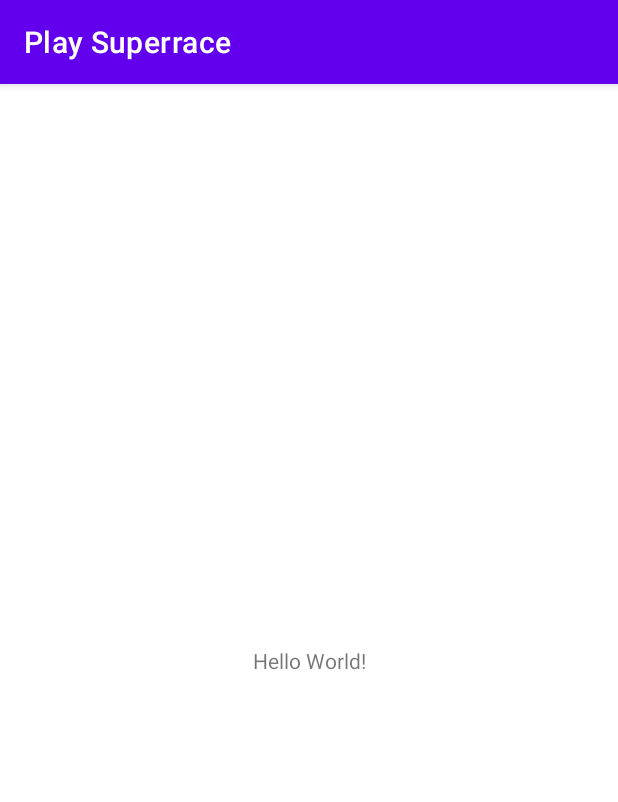
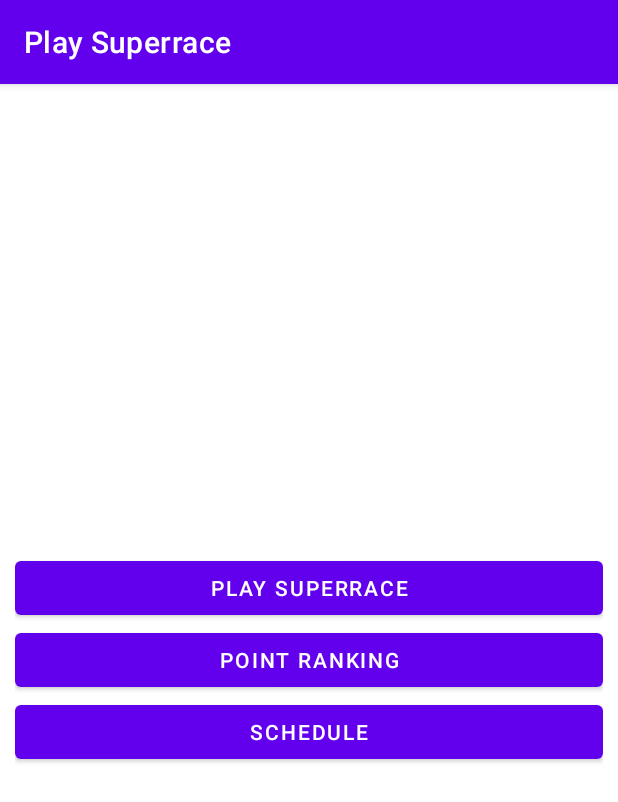
Before and after one commit to IamYeong/SuperRace, an Android app: the MainActivity screen opened directly, with no data from a screen before it, on a phone screen of 412 x 824 dp. Shown: the top 802 px of the screen. Run offline under Robolectric (Android 15) with nearby library versions, the phone set to English and light mode, and no system bars.

Commit message:
MainActivity edit

```diff
--- a/app/src/main/java/com/iamyeong/superrace/MainActivity.java
+++ b/app/src/main/java/com/iamyeong/superrace/MainActivity.java
@@ -3,16 +3,41 @@ package com.iamyeong.superrace;
 import androidx.appcompat.app.AppCompatActivity;
 
 import android.os.Bundle;
+import android.view.View;
+import android.widget.Button;
 
-public class MainActivity extends AppCompatActivity {
+public class MainActivity extends AppCompatActivity implements View.OnClickListener {
+
+    private Button btn_play, btn_rank, btn_schedule;
 
     @Override
     protected void onCreate(Bundle savedInstanceState) {
         super.onCreate(savedInstanceState);
         setContentView(R.layout.activity_main);
 
+        btn_play = findViewById(R.id.btn_play_main);
+        btn_rank = findViewById(R.id.btn_rank_main);
+        btn_schedule = findViewById(R.id.btn_schedule_main);
 
+        allSetOnClickListener(MainActivity.this);
 
 
     }
+
+    private void allSetOnClickListener(View.OnClickListener listener) {
+
+        btn_play.setOnClickListener(listener);
+        btn_rank.setOnClickListener(listener);
+        btn_schedule.setOnClickListener(listener);
+
+    }
+
+    @Override
+    public void onClick(View v) {
+
+        switch (v.getId()) {
+
+        }
+
+    }
 }
--- a/app/src/main/res/layout/activity_main.xml
+++ b/app/src/main/res/layout/activity_main.xml
@@ -6,13 +6,44 @@
     android:layout_height="match_parent"
     tools:context=".MainActivity">
 
-    <TextView
-        android:layout_width="wrap_content"
+    <LinearLayout
+        android:layout_width="match_parent"
         android:layout_height="wrap_content"
-        android:text="Hello World!"
+        android:orientation="vertical"
+
+        android:layout_marginLeft="10dp"
+        android:layout_marginRight="10dp"
+
+        app:layout_constraintTop_toTopOf="parent"
         app:layout_constraintBottom_toBottomOf="parent"
-        app:layout_constraintLeft_toLeftOf="parent"
-        app:layout_constraintRight_toRightOf="parent"
-        app:layout_constraintTop_toTopOf="parent" />
+        >
+
+        <Button
+            android:id="@+id/btn_play_main"
+            android:layout_width="match_parent"
+            android:layout_height="wrap_content"
+
+            android:text="@string/play"
+            />
+
+        <Button
+            android:id="@+id/btn_rank_main"
+            android:layout_width="match_parent"
+            android:layout_height="wrap_content"
+
+            android:text="@string/ranking_main"
+            />
+
+        <Button
+            android:id="@+id/btn_schedule_main"
+            android:layout_width="match_parent"
+            android:layout_height="wrap_content"
+
+            android:text="@string/schedule_main"
+            />
+
+
+
+    </LinearLayout>
 
 </androidx.constraintlayout.widget.ConstraintLayout>
--- a/app/src/main/res/values/strings.xml
+++ b/app/src/main/res/values/strings.xml
@@ -16,4 +16,8 @@
     <string name="facebook">페이스북</string>
     <string name="naver">네이버</string>
 
+    <string name="play">PLAY SUPERRACE</string>
+    <string name="ranking_main">POINT RANKING</string>
+    <string name="schedule_main">SCHEDULE</string>
+
 </resources>
```
